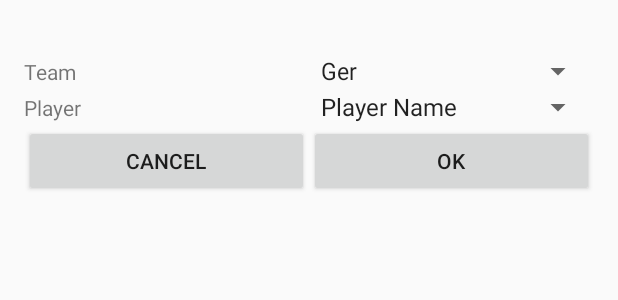
After one commit to amol-d/SampleRepo, an Android app: the layout predictor_dialog.xml on its own in the app's theme, with its tools: preview values and no code run, on a phone screen of 412 x 824 dp. The commit adds this screen. Shown: the top 300 px of the screen. Run offline under Robolectric (Android 15) with nearby library versions, the phone set to English and light mode, and no system bars.

Commit message:
Added predictor dialog

```diff
--- a/app/src/main/java/com/example/amol/letsbet/ChatActivity.java
+++ b/app/src/main/java/com/example/amol/letsbet/ChatActivity.java
@@ -106,7 +106,9 @@ public class ChatActivity extends AppCompatActivity {
             chatRecyclerAdapter.addMessage(Util.getNewMessage());
             rvChat.scrollToPosition(chatRecyclerAdapter.getItemCount() - 1);
             monitorMemoryUsage();
-            handler.postDelayed(this, 5000);
+            if (handler != null) {
+                handler.postDelayed(this, 5000);
+            }
         }
     };
 
--- a/app/src/main/java/com/example/amol/letsbet/ScoreActivity.java
+++ b/app/src/main/java/com/example/amol/letsbet/ScoreActivity.java
@@ -62,7 +62,8 @@ public class ScoreActivity extends AppCompatActivity implements View.OnClickList
             case R.id.fabBet:
 //                animateFAB();
                 menuRed.close(true);
-                startActivity(new Intent(getApplicationContext(), PredictorActivity.class));
+                new PredictorDialog(this, PredictorDialog.PredictionType.TYPE_MOM).show();
+               // startActivity(new Intent(getApplicationContext(), PredictorActivity.class));
                 break;
             case R.id.fabComment:
                 menuRed.close(true);
--- /dev/null
+++ b/app/src/main/res/layout/predictor_dialog.xml
@@ -0,0 +1,67 @@
+<?xml version="1.0" encoding="utf-8"?>
+<LinearLayout xmlns:android="http://schemas.android.com/apk/res/android"
+    android:orientation="vertical"
+    android:padding="@dimen/activity_horizontal_margin"
+    android:layout_width="match_parent"
+    android:layout_height="match_parent">
+    <TextView
+        android:layout_width="match_parent"
+        android:layout_height="wrap_content"
+        android:id="@+id/prediction_title"/>
+
+    <LinearLayout
+        android:layout_width="match_parent"
+        android:layout_height="wrap_content"
+        android:orientation="horizontal">
+        <TextView
+            android:id="@+id/teamName"
+            android:layout_width="0dp"
+            android:layout_height="wrap_content"
+            android:layout_weight="1"
+            android:text="Team"/>
+        <Spinner
+            android:id="@+id/spTeam"
+            android:layout_width="0dp"
+            android:layout_height="wrap_content"
+            android:layout_weight="1"
+            android:entries="@array/teams"/>
+    </LinearLayout>
+
+    <LinearLayout
+        android:id="@+id/playerContainer"
+        android:layout_width="match_parent"
+        android:layout_height="wrap_content"
+        android:orientation="horizontal">
+        <TextView
+            android:id="@+id/playerName"
+            android:layout_width="0dp"
+            android:layout_height="wrap_content"
+            android:layout_weight="1"
+            android:text="Player"/>
+        <Spinner
+            android:id="@+id/spPlayer"
+            android:layout_width="0dp"
+            android:layout_height="wrap_content"
+            android:layout_weight="1"
+            android:entries="@array/players"/>
+    </LinearLayout>
+
+    <LinearLayout
+        android:layout_width="match_parent"
+        android:layout_height="wrap_content"
+        android:orientation="horizontal">
+        <Button
+            android:id="@+id/cancel"
+            android:layout_width="0dp"
+            android:layout_height="wrap_content"
+            android:layout_weight="1"
+            android:text="Cancel"/>
+        <Button
+            android:id="@+id/ok"
+            android:layout_width="0dp"
+            android:layout_height="wrap_content"
+            android:layout_weight="1"
+            android:entries="@array/teams"
+            android:text="OK"/>
+    </LinearLayout>
+</LinearLayout>
--- a/app/src/main/res/values/strings.xml
+++ b/app/src/main/res/values/strings.xml
@@ -1,4 +1,25 @@
 <resources>
     <string name="app_name">LetsBet</string>
     <string name="title_activity_predictor">PredictorActivity</string>
+    <string-array name="teams">
+        <item>Ger</item>
+        <item>Italy</item>
+    </string-array>
+
+    <string-array name="players">
+        <item>Player Name</item>
+        <item>Player Name</item>
+        <item>Player Name</item>
+
+        <item>Player Name</item>
+        <item>Player Name</item>
+        <item>Player Name</item>
+
+        <item>Player Name</item>
+        <item>Player Name</item>
+        <item>Player Name</item>
+
+        <item>Player Name</item>
+        <item>Player Name</item>
+    </string-array>
 </resources>
```
Also changed, not shown: app/src/main/java/com/example/amol/letsbet/PredictorDialog.java (added, +98 -0 lines).
